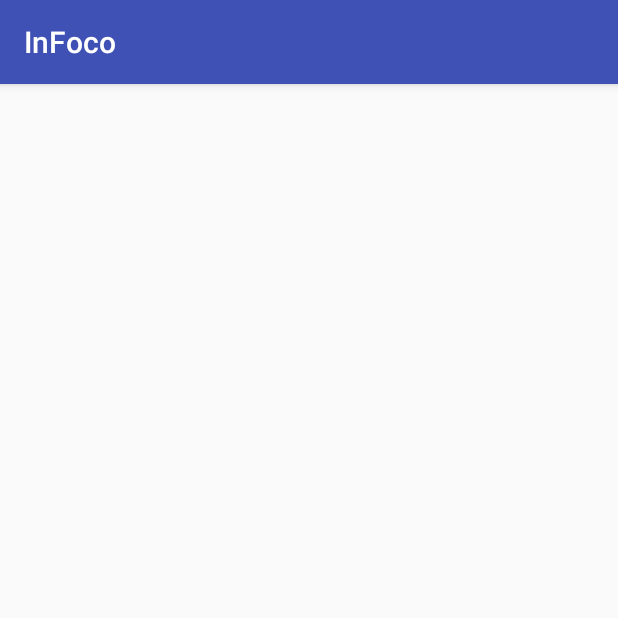
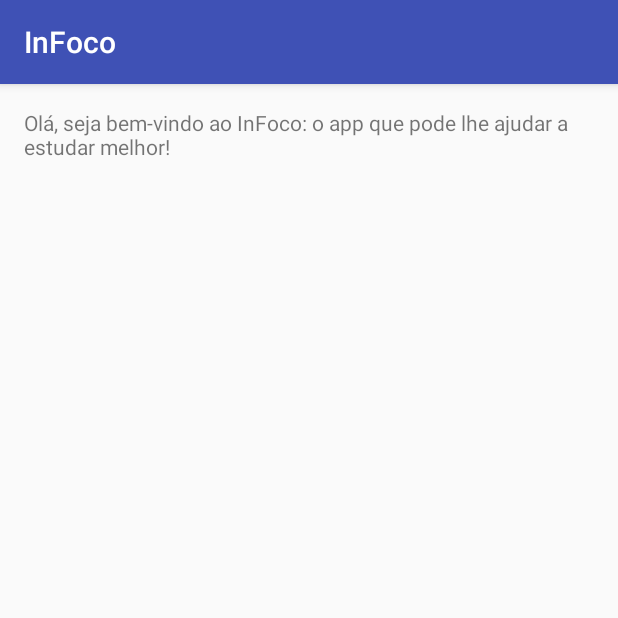
Before and after one commit to lucasgueiros/inFoco, an Android app: the screen it shows after launch (MainActivity), on a phone screen of 412 x 824 dp, the top half of it. Run offline under Robolectric (Android 15) with nearby library versions, the phone set to English and light mode, and no system bars.

Commit message:
Colocando um textinho da Main Activity closes #1

```diff
--- a/app/src/main/res/layout/activity_main.xml
+++ b/app/src/main/res/layout/activity_main.xml
@@ -9,4 +9,9 @@
     android:paddingTop="@dimen/activity_vertical_margin"
     tools:context="br.edu.ifpe.garanhuns.infoco.main.MainActivity">
 
+    <TextView
+        android:layout_width="match_parent"
+        android:layout_height="match_parent"
+        android:text="@string/bemvindo"/>
+
 </RelativeLayout>
--- a/app/src/main/res/values/strings.xml
+++ b/app/src/main/res/values/strings.xml
@@ -1,3 +1,4 @@
 <resources>
     <string name="app_name">InFoco</string>
+    <string name="bemvindo">Olá, seja bem-vindo ao InFoco: o app que pode lhe ajudar a estudar melhor!</string>
 </resources>
```
